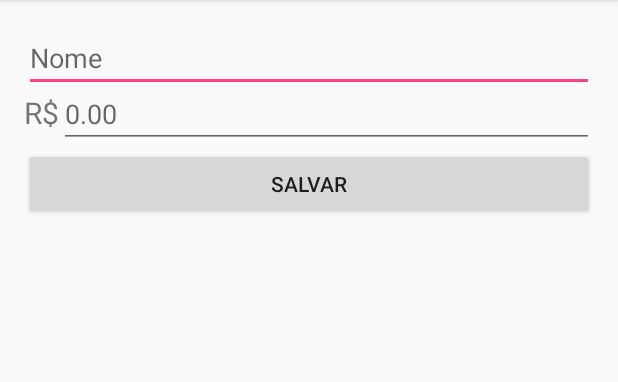
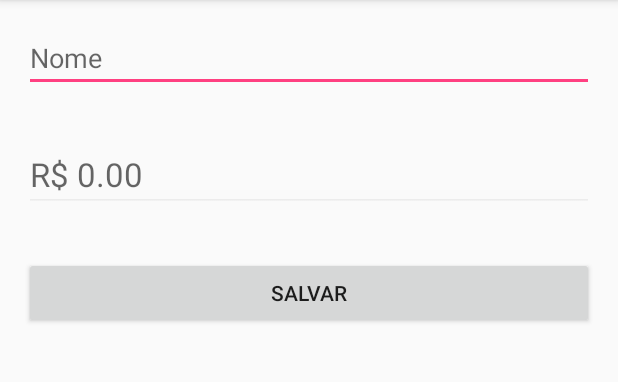
Before and after one commit to htroliveira/oficina-kotlin-techdays, an Android app: the AddProdutoActivity screen opened directly, with no data from a screen before it, on a phone screen of 412 x 824 dp, the part 84-466 px from its top. Run offline under Robolectric (Android 15) with nearby library versions, the phone set to English and light mode, and no system bars; our stand-ins replace data binding.

Commit message:
Create methods binding Configure databinding Create mask Adjust add value with SpannableString

```diff
--- a/app/src/main/java/com/hgianastasio/kgarconbagual/data/database/DBExtensions.kt
+++ b/app/src/main/java/com/hgianastasio/kgarconbagual/data/database/DBExtensions.kt
@@ -4,7 +4,6 @@ import android.content.Context
 import android.database.Cursor
 import android.database.sqlite.SQLiteDatabase
 import java.io.BufferedReader
-import java.io.InputStream
 import java.io.InputStreamReader
 
 /**
--- a/app/src/main/java/com/hgianastasio/kgarconbagual/view/AddProdutoActivity.kt
+++ b/app/src/main/java/com/hgianastasio/kgarconbagual/view/AddProdutoActivity.kt
@@ -1,26 +1,31 @@
 package com.hgianastasio.kgarconbagual.view
 
+import android.databinding.DataBindingUtil
 import android.os.Bundle
 import android.support.v7.app.AppCompatActivity
 import com.hgianastasio.kgarconbagual.R
 import com.hgianastasio.kgarconbagual.data.dao.ProdutoDAO
 import com.hgianastasio.kgarconbagual.data.database.DBHelper
 import com.hgianastasio.kgarconbagual.data.models.Produto
+import com.hgianastasio.kgarconbagual.databinding.ActvityAddProdutoBinding
+import com.hgianastasio.kgarconbagual.util.StringUtil
 import kotlinx.android.synthetic.main.actvity_add_produto.*
 
 /**
  * Created by heitorgianastasio on 16/10/17.
  */
 class AddProdutoActivity : AppCompatActivity() {
+
     override fun onCreate(savedInstanceState: Bundle?) {
         super.onCreate(savedInstanceState)
-        setContentView(R.layout.actvity_add_produto)
+        val binding: ActvityAddProdutoBinding =
+                DataBindingUtil.setContentView(this, R.layout.actvity_add_produto)
 
         btnSalvar.setOnClickListener {
             if (!etNome.text.isEmpty() && !etPreco.text.isEmpty())
                 ProdutoDAO(DBHelper(this))
                         .save(Produto(
-                                preco = etPreco.text.toString().toDouble(),
+                                preco = StringUtil.instance.unmask(etPreco.text.toString()),
                                 nome = etNome.text.toString()
                         ))
             setResult(RESULT_OK,intent)
--- a/app/src/main/java/com/hgianastasio/kgarconbagual/view/FinalizeActivity.kt
+++ b/app/src/main/java/com/hgianastasio/kgarconbagual/view/FinalizeActivity.kt
@@ -7,7 +7,6 @@ import android.widget.Toast
 import com.hgianastasio.kgarconbagual.R
 import com.hgianastasio.kgarconbagual.data.dao.ProdutoDAO
 import com.hgianastasio.kgarconbagual.data.database.DBHelper
-import com.hgianastasio.kgarconbagual.data.models.Produto
 import kotlinx.android.synthetic.main.activity_finalize.*
 
 /**
@@ -40,7 +39,7 @@ class FinalizeActivity : AppCompatActivity() {
         tvTotal.text = "R$${total.format(2)}"
         btnCalcTroco.setOnClickListener{
             if(!etDinheiro.text.isEmpty()) {
-                val dinheiro = etDinheiro.text.toString().toDouble();
+                val dinheiro = etDinheiro.text.toString().toDouble()
                 if (dinheiro < total)
                     Toast.makeText(this, "O dinheiro não é suficiente", Toast.LENGTH_SHORT).show()
                 else
--- a/app/src/main/java/com/hgianastasio/kgarconbagual/view/ProdutoAdapter.kt
+++ b/app/src/main/res/layout-v21/actvity_add_produto.xml
@@ -1,46 +1,36 @@
-package com.hgianastasio.kgarconbagual.view
+<?xml version="1.0" encoding="utf-8"?>
+<layout>
 
-import android.content.Context
-import android.view.LayoutInflater
-import android.view.View
-import android.view.ViewGroup
-import android.widget.BaseAdapter
-import android.widget.NumberPicker
-import android.widget.TextView
-import com.hgianastasio.kgarconbagual.R
-import com.hgianastasio.kgarconbagual.data.models.Produto
+    <RelativeLayout xmlns:android="http://schemas.android.com/apk/res/android"
+        android:layout_width="match_parent"
+        android:layout_height="match_parent"
+        android:padding="@dimen/padding_default">
 
-/**
- * Created by heitorgianastasio on 16/10/17.
- */
-class ProdutoAdapter(
-         val list: List<Produto>,
-         val context: Context
-) : BaseAdapter(){
-    val qtdMap = mutableMapOf<Long,Int>()
+        <EditText
+            android:id="@+id/etNome"
+            android:layout_width="match_parent"
+            android:layout_height="wrap_content"
+            android:layout_marginBottom="@dimen/margin_items_add_product"
+            android:hint="@string/name" />
 
+        <EditText
+            android:id="@+id/etPreco"
+            android:layout_below="@id/etNome"
+            android:layout_width="match_parent"
+            android:layout_height="wrap_content"
+            android:backgroundTint="@color/materialEditTextColor"
+            android:inputType="number"
+            android:mask="@{`decimal`}"
+            android:layout_marginBottom="@dimen/margin_items_add_product"
+            android:hint="@string/hint_zero"
+            android:textSize="@dimen/size_large" />
 
-    override fun getView(position: Int, convertView: View?, parent: ViewGroup?): View {
-        val view = LayoutInflater.from(context).inflate(R.layout.item_produto,parent,false)
-        val npQuantidade = view.findViewById<NumberPicker>(R.id.npQuantidade)
-        val tvNome = view.findViewById<TextView>(R.id.tvNome)
-
-        npQuantidade.minValue = 0
-        npQuantidade.maxValue = 30
-
-        npQuantidade.setOnValueChangedListener{_,_, newVal ->
-            qtdMap.put(list[position].id,newVal)
-        }
-
-        tvNome.text = list[position].nome
-
-        return view
-    }
-
-    override fun getItem(position: Int): Any = list[position]
-
-    override fun getItemId(position: Int): Long = list[position].id
-
-    override fun getCount(): Int = list.size
-
-}
+        <Button
+            android:id="@+id/btnSalvar"
+            android:layout_width="match_parent"
+            android:layout_height="wrap_content"
+            android:layout_below="@id/etPreco"
+            android:elevation="@dimen/default_elevation"
+            android:text="@string/save" />
+    </RelativeLayout>
+</layout>
--- a/app/src/main/res/values/colors.xml
+++ b/app/src/main/res/values/colors.xml
@@ -3,4 +3,7 @@
     <color name="colorPrimary">#3F51B5</color>
     <color name="colorPrimaryDark">#303F9F</color>
     <color name="colorAccent">#FF4081</color>
+    <color name="materialEditTextColor">#ececec</color>
+
+
 </resources>
--- a/app/src/main/res/values/dimen.xml
+++ b/app/src/main/res/values/dimen.xml
@@ -3,6 +3,8 @@
     <dimen name="padding_default">16dp</dimen>
     <dimen name="padding_item_product">8dp</dimen>
     <dimen name="height_item_product">70dp</dimen>
+    <dimen name="margin_items_add_product">30dp</dimen>
+    <dimen name="default_elevation">30dp</dimen>
 
 
 
--- a/app/src/main/res/values/strings.xml
+++ b/app/src/main/res/values/strings.xml
@@ -3,7 +3,7 @@
     <string name="btn_finish">Finalizar</string>
     <string name="add_product">Adicionar Produto</string>
     <string name="save">Salvar</string>
-    <string name="hint_zero">0.00</string>
+    <string name="hint_zero">R$ 0.00</string>
     <string name="money_symbol">R$</string>
     <string name="name">Nome</string>
     <string name="change_of_money">calcular troco</string>
```
Also changed, not shown: app/build.gradle (+23 -10 lines), app/src/main/java/com/hgianastasio/kgarconbagual/binding/BindAdapter.kt (added, +18 -0 lines), app/src/main/java/com/hgianastasio/kgarconbagual/binding/model/Mask.kt (added, +40 -0 lines), app/src/main/java/com/hgianastasio/kgarconbagual/binding/textwatcher/CurrencyFormatWatcher.kt (added, +38 -0 lines), app/src/main/java/com/hgianastasio/kgarconbagual/util/StringUtil.kt (added, +82 -0 lines), build.gradle (+9 -6 lines).
